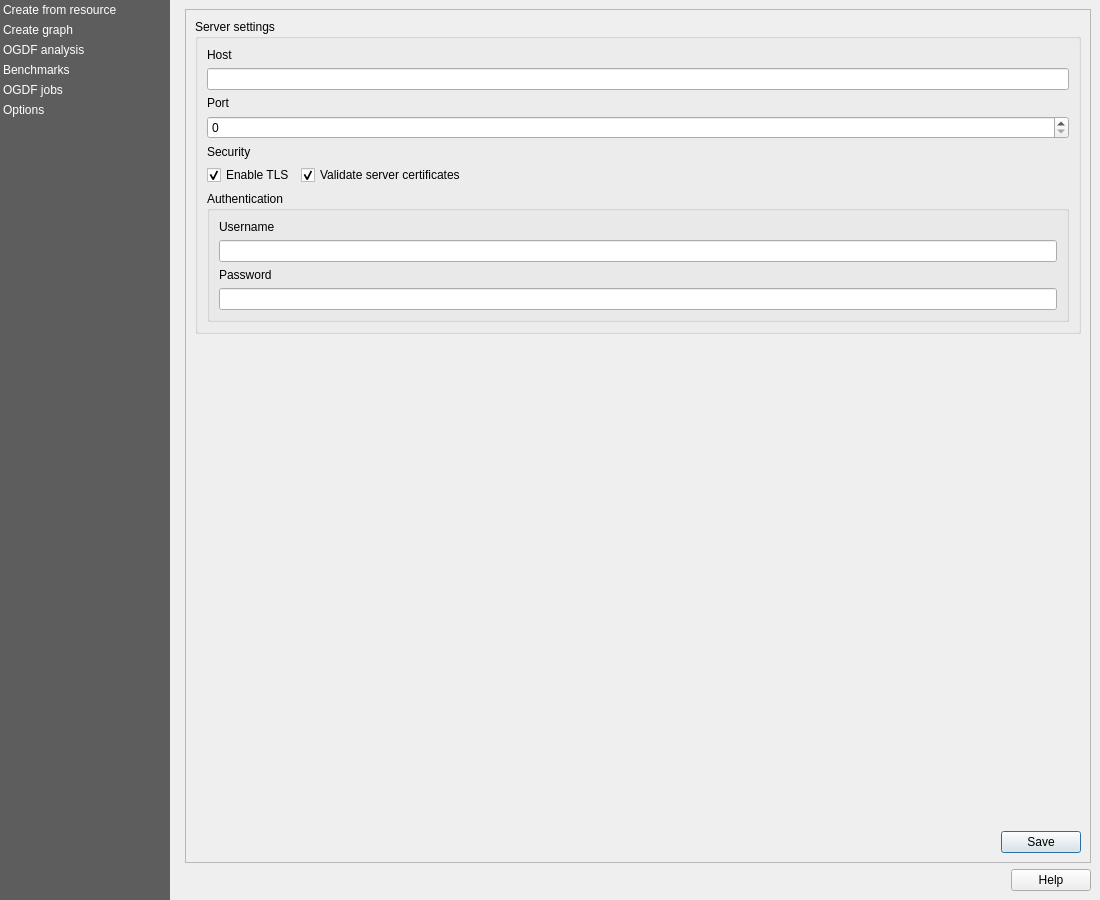
Before: the Qt Designer form views/PluginDialog.ui in S-P-A-N-N-E-R-S/Frontend, drawn with Qt 5.
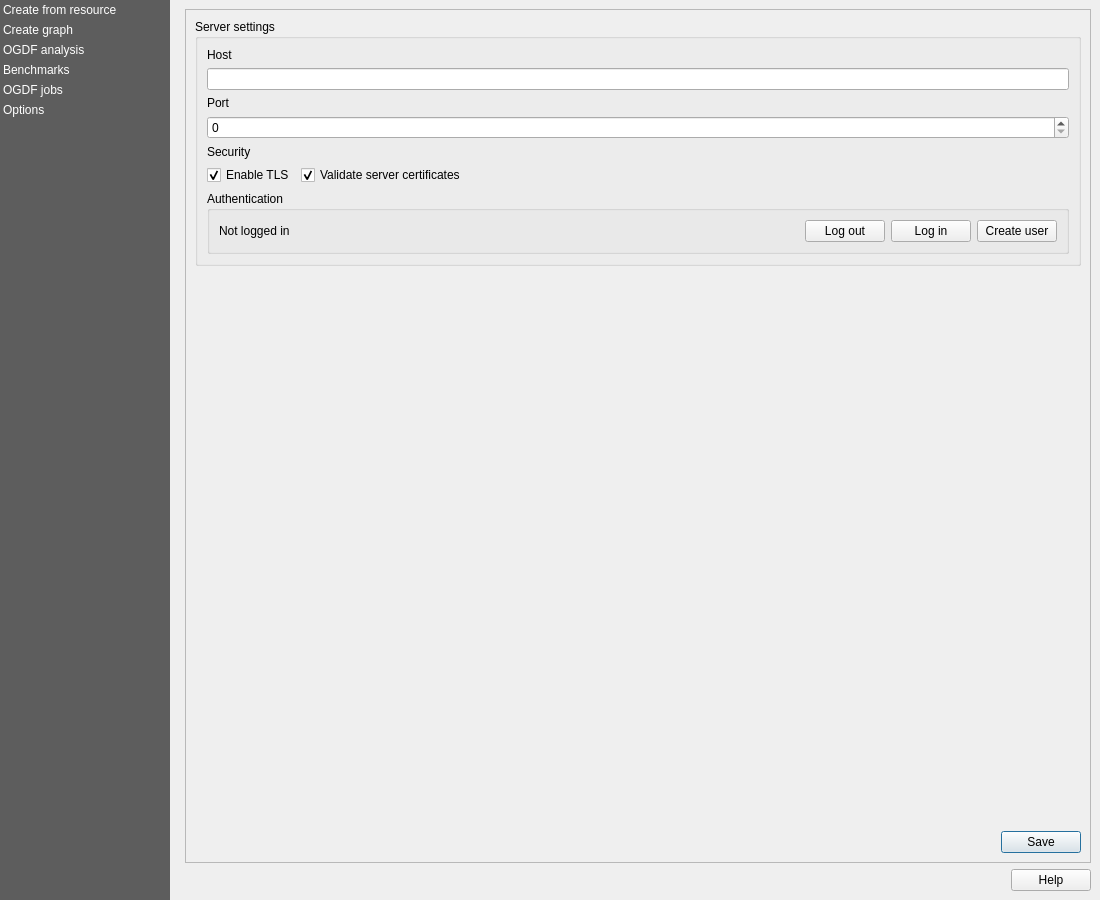
After: the same form once the commit is applied. Icons and pictures are not drawn. Custom widgets are drawn as their Qt base class.

Commit message: User creation

```diff
--- a/views/PluginDialog.ui
+++ b/views/PluginDialog.ui
@@ -2464,38 +2464,52 @@
                       <property name="title">
                        <string>Authentication</string>
                       </property>
-                      <layout class="QVBoxLayout" name="verticalLayout_20">
+                      <layout class="QHBoxLayout" name="options_credentials_hlayout">
                        <item>
-                        <layout class="QFormLayout" name="formLayout_6">
-                         <item row="3" column="0" colspan="2">
-                          <widget class="QgsPasswordLineEdit" name="options_credentials_password_input">
-                           <property name="toolTip">
-                            <string>Enter password</string>
+                         <widget class="QLabel" name="ogdf_logged_in_label">
+                          <property name="text">
+                          <string>Not logged in</string>
                            </property>
                           </widget>
                          </item>
-                         <item row="1" column="0" colspan="2">
-                          <widget class="QLineEdit" name="options_credentials_username_input">
-                           <property name="toolTip">
-                            <string>Enter username</string>
-                           </property>
-                          </widget>
-                         </item>
-                         <item row="2" column="0" colspan="2">
-                          <widget class="QLabel" name="options_credentials_password_label">
+                        <item>
+                         <widget class="QPushButton" name="options_log_out_btn">
+                          <property name="text">
+                          <string>Log out</string>
+                          </property>
+                          <property name="sizePolicy">
+                           <sizepolicy hsizetype="Fixed" vsizetype="Fixed">
+                            <horstretch>0</horstretch>
+                            <verstretch>0</verstretch>
+                           </sizepolicy>
+                          </property>
+                         </widget>
+                        </item>
+                        <item>
+                         <widget class="QPushButton" name="options_log_in_btn">
                            <property name="text">
-                            <string>Password</string>
-                           </property>
-                          </widget>
-                         </item>
-                         <item row="0" column="0" colspan="2">
-                          <widget class="QLabel" name="options_credentials_username_label">
+                          <string>Log in</string>
+                          </property>
+                          <property name="sizePolicy">
+                           <sizepolicy hsizetype="Fixed" vsizetype="Fixed">
+                            <horstretch>0</horstretch>
+                            <verstretch>0</verstretch>
+                           </sizepolicy>
+                          </property>
+                         </widget>
+                        </item>
+                        <item>
+                        <widget class="QPushButton" name="options_user_creation_btn">
                            <property name="text">
-                            <string>Username</string>
-                           </property>
-                          </widget>
-                         </item>
-                        </layout>
+                          <string>Create user</string>
+                         </property>
+                         <property name="sizePolicy">
+                          <sizepolicy hsizetype="Fixed" vsizetype="Fixed">
+                           <horstretch>0</horstretch>
+                           <verstretch>0</verstretch>
+                          </sizepolicy>
+                         </property>
+                        </widget>
                        </item>
                       </layout>
                      </widget>
```
Lines whose indentation alone changed are shown as unchanged. The commit also changes 9 other files.
